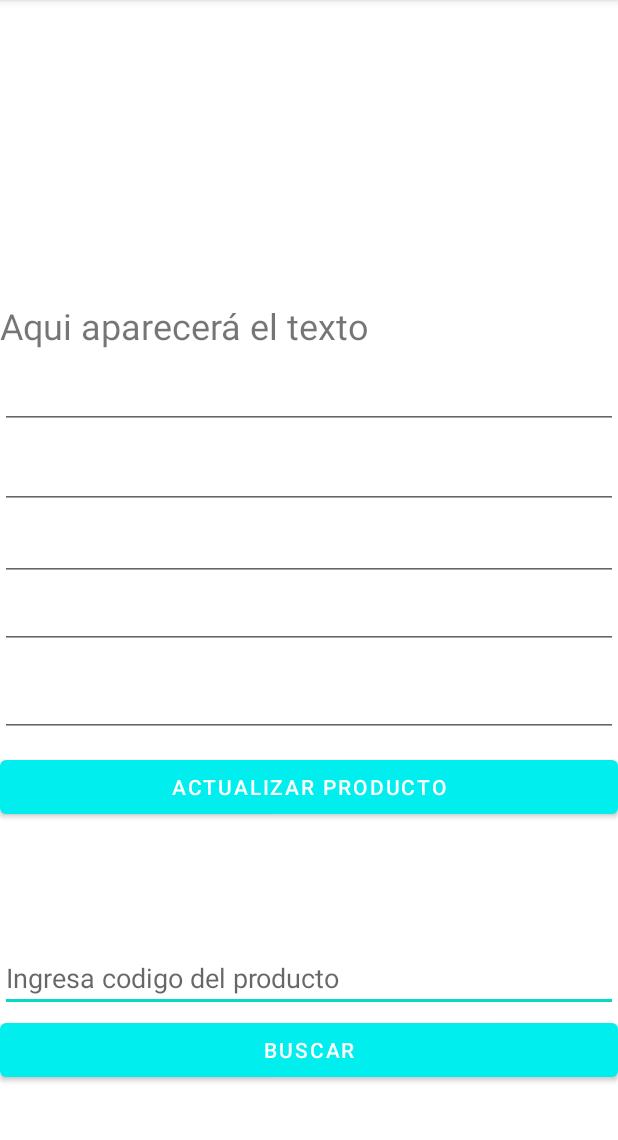
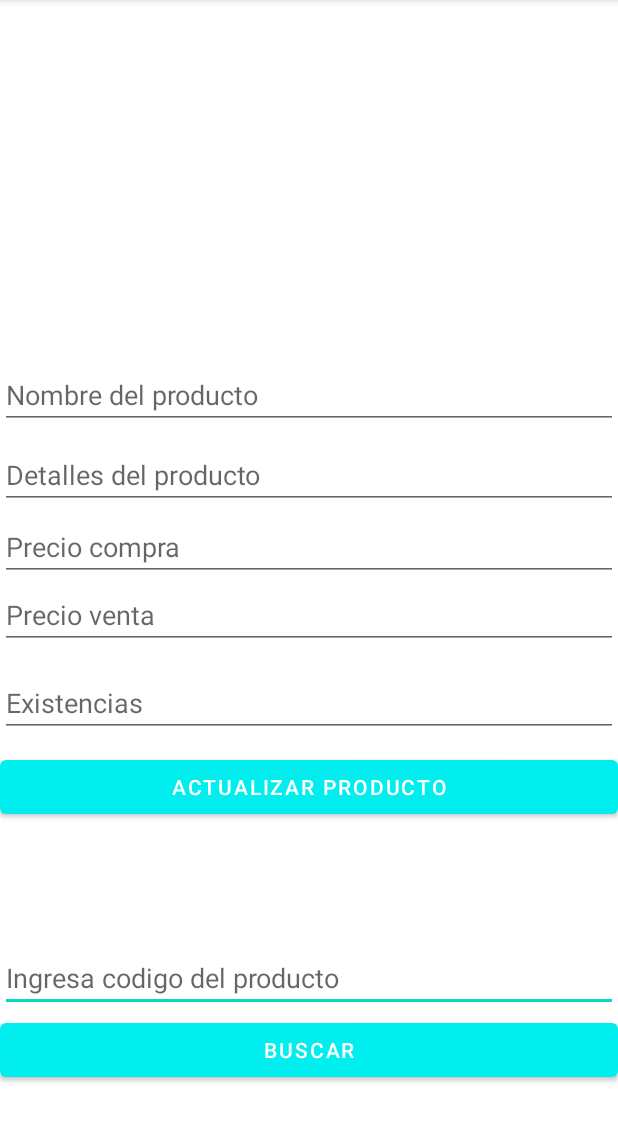
Before and after one commit to JuanDiaz-1/E-gluu, an Android app: the fragment nav_detalles shown on its own in the app's theme, on a phone screen of 412 x 824 dp, the part 84-1224 px from its top. Run offline under Robolectric (Android 15) with nearby library versions, the phone set to English and light mode, and no system bars; our stand-ins replace Firebase (no records; nobody signed in at launch, a user with empty details on screens opened directly).

Commit message:
Layouts en landscape
a

```diff
--- a/NavDrawer/app/src/main/java/mx/ita/navdrawer/nav_terminos.java
+++ b/NavDrawer/app/src/main/java/mx/ita/navdrawer/nav_terminos.java
@@ -60,6 +60,7 @@ public class nav_terminos extends Fragment {
                              Bundle savedInstanceState) {
         // Inflate the layout for this fragment
 
+        getActivity().setTitle("Términos y condiciones");
                 View view = inflater.inflate(R.layout.fragment_nav_terminos, container, false);
         return view;
     }
--- /dev/null
+++ b/NavDrawer/app/src/main/res/layout-land/fragment_nav_detalles.xml
@@ -0,0 +1,129 @@
+<?xml version="1.0" encoding="utf-8"?>
+<androidx.constraintlayout.widget.ConstraintLayout xmlns:android="http://schemas.android.com/apk/res/android"
+    xmlns:app="http://schemas.android.com/apk/res-auto"
+    xmlns:tools="http://schemas.android.com/tools"
+    android:layout_width="match_parent"
+    android:layout_height="match_parent"
+    tools:context=".nav_detalles">
+
+    <EditText
+        android:id="@+id/buscarcodigo"
+        android:layout_width="179dp"
+        android:layout_height="47dp"
+        android:layout_alignParentBottom="true"
+        android:layout_marginStart="24dp"
+        android:layout_marginBottom="236dp"
+        android:ems="10"
+        android:hint="Ingresa codigo del producto"
+        android:inputType="textPersonName"
+        android:textSize="12sp"
+        app:layout_constraintBottom_toBottomOf="parent"
+        app:layout_constraintStart_toStartOf="parent" />
+
+    <Button
+        android:id="@+id/butonbuscar"
+        android:layout_width="172dp"
+        android:layout_height="41dp"
+        android:layout_alignParentBottom="true"
+        android:layout_marginStart="28dp"
+        android:layout_marginBottom="16dp"
+        android:text="Buscar"
+        app:layout_constraintBottom_toBottomOf="parent"
+        app:layout_constraintStart_toStartOf="parent"
+        app:layout_constraintTop_toBottomOf="@+id/buscarcodigo"
+        app:layout_constraintVertical_bias="0.127" />
+
+    <EditText
+        android:id="@+id/editdetallesproducto"
+        android:layout_width="194dp"
+        android:layout_height="41dp"
+        android:layout_alignBottom="@+id/buscarcodigo"
+        android:layout_marginStart="20dp"
+        android:layout_marginEnd="16dp"
+        android:layout_marginBottom="244dp"
+        android:hint="@string/up_detallepro"
+        android:inputType="textPersonName"
+        app:layout_constraintBottom_toBottomOf="parent"
+        app:layout_constraintEnd_toEndOf="parent"
+        app:layout_constraintStart_toEndOf="@+id/editnombreproducto" />
+
+    <EditText
+        android:id="@+id/editnombreproducto"
+        android:layout_width="194dp"
+        android:layout_height="41dp"
+        android:layout_above="@+id/buscarcodigo"
+        android:layout_marginStart="52dp"
+        android:layout_marginBottom="240dp"
+        android:hint="@string/up_nombrep"
+        android:inputType="textPersonName"
+        app:layout_constraintBottom_toBottomOf="parent"
+        app:layout_constraintStart_toEndOf="@+id/buscarcodigo" />
+
+    <EditText
+        android:id="@+id/editdpreciocompra"
+        android:layout_width="186dp"
+        android:layout_height="50dp"
+        android:layout_alignBottom="@+id/buscarcodigo"
+        android:layout_marginStart="60dp"
+        android:layout_marginTop="16dp"
+        android:layout_marginBottom="152dp"
+        android:hint="@string/up_preciocompra"
+        android:inputType="textPersonName"
+        app:layout_constraintBottom_toBottomOf="parent"
+        app:layout_constraintStart_toEndOf="@+id/butonbuscar"
+        app:layout_constraintTop_toBottomOf="@+id/editnombreproducto"
+        app:layout_constraintVertical_bias="0.222" />
+
+    <Button
+        android:id="@+id/btnupdate"
+        android:layout_width="210dp"
+        android:layout_height="49dp"
+        android:layout_alignParentBottom="true"
+        android:layout_marginTop="16dp"
+        android:layout_marginEnd="76dp"
+        android:layout_marginBottom="32dp"
+        android:text="Actualizar producto"
+        app:layout_constraintBottom_toBottomOf="parent"
+        app:layout_constraintEnd_toEndOf="parent"
+        app:layout_constraintTop_toBottomOf="@+id/editstock"
+        app:layout_constraintVertical_bias="0.0" />
+
+    <EditText
+        android:id="@+id/editdprecioventa"
+        android:layout_width="190dp"
+        android:layout_height="45dp"
+        android:layout_alignBottom="@+id/buscarcodigo"
+        android:layout_marginStart="24dp"
+        android:layout_marginTop="16dp"
+        android:layout_marginEnd="16dp"
+        android:layout_marginBottom="156dp"
+        android:hint="@string/up_precioventa"
+        android:inputType="textPersonName"
+        app:layout_constraintBottom_toBottomOf="parent"
+        app:layout_constraintEnd_toEndOf="parent"
+        app:layout_constraintStart_toEndOf="@+id/editdpreciocompra"
+        app:layout_constraintTop_toBottomOf="@+id/editdetallesproducto"
+        app:layout_constraintVertical_bias="0.392" />
+
+    <EditText
+        android:id="@+id/editstock"
+        android:layout_width="186dp"
+        android:layout_height="52dp"
+        android:layout_alignBottom="@+id/buscarcodigo"
+        android:layout_marginEnd="76dp"
+        android:layout_marginBottom="104dp"
+        android:hint="@string/up_stock"
+        android:inputType="textPersonName"
+        app:layout_constraintBottom_toBottomOf="parent"
+        app:layout_constraintEnd_toEndOf="parent" />
+
+    <TextView
+        android:id="@+id/Datos"
+        android:layout_width="match_parent"
+        android:layout_height="wrap_content"
+        android:layout_above="@+id/buscarcodigo"
+        android:layout_marginBottom="396dp"
+        android:text=" "
+        android:textSize="24sp" />
+
+</androidx.constraintlayout.widget.ConstraintLayout>
--- a/NavDrawer/app/src/main/res/layout/fragment_nav_detalles.xml
+++ b/NavDrawer/app/src/main/res/layout/fragment_nav_detalles.xml
@@ -22,7 +22,7 @@
         android:layout_height="wrap_content"
         android:layout_above="@+id/buscarcodigo"
         android:layout_marginBottom="343dp"
-        android:hint=""
+        android:hint="@string/up_nombrep"
         android:inputType="textPersonName" />
 
     <EditText
@@ -31,7 +31,7 @@
         android:layout_height="wrap_content"
         android:layout_alignBottom="@+id/buscarcodigo"
         android:layout_marginBottom="335dp"
-        android:hint=""
+        android:hint="@string/up_detallepro"
         android:inputType="textPersonName" />
 
     <EditText
@@ -40,7 +40,7 @@
         android:layout_height="wrap_content"
         android:layout_alignBottom="@+id/buscarcodigo"
         android:layout_marginBottom="287dp"
-        android:hint=""
+        android:hint="@string/up_preciocompra"
         android:inputType="textPersonName" />
 
     <EditText
@@ -49,7 +49,7 @@
         android:layout_height="wrap_content"
         android:layout_alignBottom="@+id/buscarcodigo"
         android:layout_marginBottom="242dp"
-        android:hint=""
+        android:hint="@string/up_precioventa"
         android:inputType="textPersonName" />
 
     <EditText
@@ -58,7 +58,7 @@
         android:layout_height="wrap_content"
         android:layout_alignBottom="@+id/buscarcodigo"
         android:layout_marginBottom="183dp"
-        android:hint=""
+        android:hint="@string/up_stock"
         android:inputType="textPersonName" />
 
     <Button
@@ -83,7 +83,7 @@
         android:layout_height="wrap_content"
         android:layout_above="@+id/buscarcodigo"
         android:layout_marginBottom="396dp"
-        android:text="Aqui aparecerá el texto "
+        android:text=""
         android:textSize="24sp" />
 
 </RelativeLayout>
--- a/NavDrawer/app/src/main/res/values/strings.xml
+++ b/NavDrawer/app/src/main/res/values/strings.xml
@@ -54,4 +54,14 @@
     <string name="appeliminar">Eliminar Producto</string>
     <string name="detalleselimnar">"Presione el boton para escanear el codigo de barras del producto "</string>
     <string name="cerrarsesion">Cerrar sesión</string>
+    <string name="menu_scanner">Escáner</string>
+    <string name="menu_map">Buscar proveedor</string>
+    <string name="menu_lista">Lista de productos</string>
+    <string name="menu_detalles">Buscar Producto</string>
+    <string name="menu_terminos">Términos y condiciones</string>
+    <string name="up_nombrep">Nombre del producto</string>
+    <string name="up_detallepro">Detalles del producto</string>
+    <string name="up_preciocompra">Precio compra</string>
+    <string name="up_precioventa">Precio venta</string>
+    <string name="up_stock">Existencias</string>
 </resources>
```
Also changed, not shown: NavDrawer/app/src/main/res/layout-land/fragment_home.xml (added, +148 -0 lines), NavDrawer/app/src/main/res/layout-land/fragment_nav_listp.xml (added, +16 -0 lines), NavDrawer/app/src/main/res/navigation/mobile_navigation.xml (+7 -5 lines).
